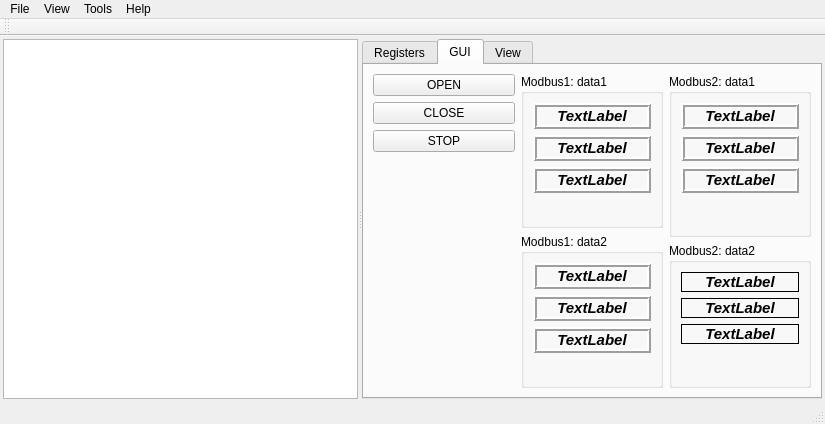
The window that MBTools/drivers/modbus/tools/ModbusDriverViewer/ui_ModbusDriverViewer.ui (kmmax/MBTools) describes before a commit, drawn with Qt 5.
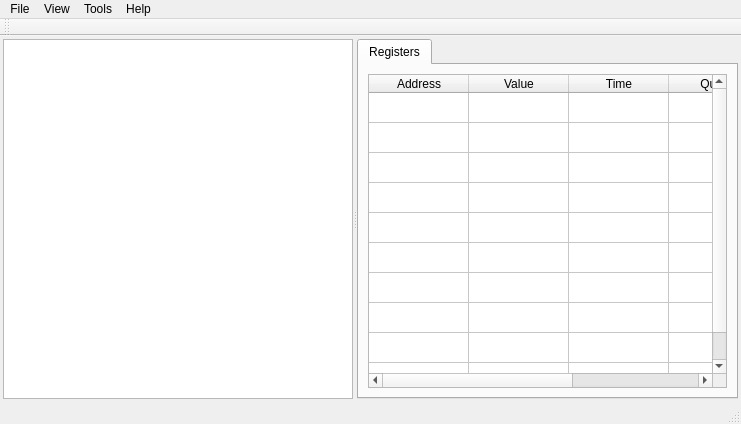
The same window after the commit. The open tabs and pages were chosen to show the change.

Commit message: The ability of writing register from ModbusDriverViewer is added

Diff of the .ui file:
```diff
--- a/MBTools/drivers/modbus/tools/ModbusDriverViewer/ui_ModbusDriverViewer.ui
+++ b/MBTools/drivers/modbus/tools/ModbusDriverViewer/ui_ModbusDriverViewer.ui
@@ -6,7 +6,7 @@
    <rect>
     <x>0</x>
     <y>0</y>
-    <width>825</width>
+    <width>741</width>
     <height>424</height>
    </rect>
   </property>
@@ -105,482 +105,6 @@
          </item>
         </layout>
        </widget>
-       <widget class="QWidget" name="tab2">
-        <attribute name="title">
-         <string>GUI</string>
-        </attribute>
-        <layout class="QHBoxLayout" name="horizontalLayout_2">
-         <item>
-          <layout class="QVBoxLayout" name="verticalLayout_2">
-           <item>
-            <widget class="QPushButton" name="btOpen">
-             <property name="text">
-              <string>OPEN</string>
-             </property>
-            </widget>
-           </item>
-           <item>
-            <widget class="QPushButton" name="btClose">
-             <property name="text">
-              <string>CLOSE</string>
-             </property>
-            </widget>
-           </item>
-           <item>
-            <widget class="QPushButton" name="btStop">
-             <property name="text">
-              <string>STOP</string>
-             </property>
-            </widget>
-           </item>
-           <item>
-            <spacer name="verticalSpacer">
-             <property name="orientation">
-              <enum>Qt::Vertical</enum>
-             </property>
-             <property name="sizeHint" stdset="0">
-              <size>
-               <width>20</width>
-               <height>40</height>
-              </size>
-             </property>
-            </spacer>
-           </item>
-          </layout>
-         </item>
-         <item>
-          <layout class="QVBoxLayout" name="verticalLayout_4">
-           <item>
-            <widget class="QGroupBox" name="groupBox_2">
-             <property name="title">
-              <string>Modbus1: data1</string>
-             </property>
-             <property name="flat">
-              <bool>true</bool>
-             </property>
-             <layout class="QVBoxLayout" name="verticalLayout_5">
-              <item>
-               <widget class="QLabel" name="lb1_1">
-                <property name="font">
-                 <font>
-                  <pointsize>11</pointsize>
-                  <weight>75</weight>
-                  <italic>true</italic>
-                  <bold>true</bold>
-                 </font>
-                </property>
-                <property name="frameShape">
-                 <enum>QFrame::Box</enum>
-                </property>
-                <property name="frameShadow">
-                 <enum>QFrame::Raised</enum>
-                </property>
-                <property name="lineWidth">
-                 <number>2</number>
-                </property>
-                <property name="text">
-                 <string>TextLabel</string>
-                </property>
-                <property name="alignment">
-                 <set>Qt::AlignCenter</set>
-                </property>
-               </widget>
-              </item>
-              <item>
-               <widget class="QLabel" name="lb1_2">
-                <property name="font">
-                 <font>
-                  <pointsize>11</pointsize>
-                  <weight>75</weight>
-                  <italic>true</italic>
-                  <bold>true</bold>
-                 </font>
-                </property>
-                <property name="frameShape">
-                 <enum>QFrame::Box</enum>
-                </property>
-                <property name="frameShadow">
-                 <enum>QFrame::Raised</enum>
-                </property>
-                <property name="lineWidth">
-                 <number>2</number>
-                </property>
-                <property name="text">
-                 <string>TextLabel</string>
-                </property>
-                <property name="alignment">
-                 <set>Qt::AlignCenter</set>
-                </property>
-               </widget>
-              </item>
-              <item>
-               <widget class="QLabel" name="lb1_3">
-                <property name="font">
-                 <font>
-                  <pointsize>11</pointsize>
-                  <weight>75</weight>
-                  <italic>true</italic>
-                  <bold>true</bold>
-                 </font>
-                </property>
-                <property name="frameShape">
-                 <enum>QFrame::Box</enum>
-                </property>
-                <property name="frameShadow">
-                 <enum>QFrame::Raised</enum>
-                </property>
-                <property name="lineWidth">
-                 <number>2</number>
-                </property>
-                <property name="text">
-                 <string>TextLabel</string>
-                </property>
-                <property name="alignment">
-                 <set>Qt::AlignCenter</set>
-                </property>
-               </widget>
-              </item>
-              <item>
-               <spacer name="verticalSpacer_2">
-                <property name="orientation">
-                 <enum>Qt::Vertical</enum>
-                </property>
-                <property name="sizeHint" stdset="0">
-                 <size>
-                  <width>20</width>
-                  <height>40</height>
-                 </size>
-                </property>
-               </spacer>
-              </item>
-             </layout>
-            </widget>
-           </item>
-           <item>
-            <widget class="QGroupBox" name="groupBox_3">
-             <property name="title">
-              <string>Modbus1: data2</string>
-             </property>
-             <property name="flat">
-              <bool>true</bool>
-             </property>
-             <layout class="QVBoxLayout" name="verticalLayout_8">
-              <item>
-               <widget class="QLabel" name="lb1_d2_1">
-                <property name="font">
-                 <font>
-                  <pointsize>11</pointsize>
-                  <weight>75</weight>
-                  <italic>true</italic>
-                  <bold>true</bold>
-                 </font>
-                </property>
-                <property name="frameShape">
-                 <enum>QFrame::Box</enum>
-                </property>
-                <property name="frameShadow">
-                 <enum>QFrame::Raised</enum>
-                </property>
-                <property name="lineWidth">
-                 <number>2</number>
-                </property>
-                <property name="text">
-                 <string>TextLabel</string>
-                </property>
-                <property name="alignment">
-                 <set>Qt::AlignCenter</set>
-                </property>
-               </widget>
-              </item>
-              <item>
-               <widget class="QLabel" name="lb1_d2_2">
-                <property name="font">
-                 <font>
-                  <pointsize>11</pointsize>
-                  <weight>75</weight>
-                  <italic>true</italic>
-                  <bold>true</bold>
-                 </font>
-                </property>
-                <property name="frameShape">
-                 <enum>QFrame::Box</enum>
-                </property>
-                <property name="frameShadow">
-                 <enum>QFrame::Raised</enum>
-                </property>
-                <property name="lineWidth">
-                 <number>2</number>
-                </property>
-                <property name="text">
-                 <string>TextLabel</string>
-                </property>
-                <property name="alignment">
-                 <set>Qt::AlignCenter</set>
-                </property>
-               </widget>
-              </item>
-              <item>
-               <widget class="QLabel" name="lb1_d2_3">
-                <property name="font">
-                 <font>
-                  <pointsize>11</pointsize>
-                  <weight>75</weight>
-                  <italic>true</italic>
-                  <bold>true</bold>
-                 </font>
-                </property>
-                <property name="frameShape">
-                 <enum>QFrame::Box</enum>
-                </property>
-                <property name="frameShadow">
-                 <enum>QFrame::Raised</enum>
-                </property>
-                <property name="lineWidth">
-                 <number>2</number>
-                </property>
-                <property name="text">
-                 <string>TextLabel</string>
-                </property>
-                <property name="alignment">
-                 <set>Qt::AlignCenter</set>
-                </property>
-               </widget>
-              </item>
-              <item>
-               <spacer name="verticalSpacer_4">
-                <property name="orientation">
-                 <enum>Qt::Vertical</enum>
-                </property>
-                <property name="sizeHint" stdset="0">
-                 <size>
-                  <width>20</width>
-                  <height>40</height>
-                 </size>
-                </property>
-               </spacer>
-              </item>
-             </layout>
-            </widget>
-           </item>
-          </layout>
-         </item>
-         <item>
-          <layout class="QVBoxLayout" name="verticalLayout_7">
-           <item>
-            <widget class="QGroupBox" name="groupBox">
-             <property name="title">
-              <string>Modbus2: data1</string>
-             </property>
-             <property name="checkable">
-              <bool>false</bool>
-             </property>
-             <layout class="QVBoxLayout" name="verticalLayout_3">
-              <item>
-               <widget class="QLabel" name="lb2_1">
-                <property name="font">
-                 <font>
-                  <pointsize>11</pointsize>
-                  <weight>75</weight>
-                  <italic>true</italic>
-                  <bold>true</bold>
-                 </font>
-                </property>
-                <property name="frameShape">
-                 <enum>QFrame::Box</enum>
-                </property>
-                <property name="frameShadow">
-                 <enum>QFrame::Raised</enum>
-                </property>
-                <property name="lineWidth">
-                 <number>2</number>
-                </property>
-                <property name="text">
-                 <string>TextLabel</string>
-                </property>
-                <property name="alignment">
-                 <set>Qt::AlignCenter</set>
-                </property>
-               </widget>
-              </item>
-              <item>
-               <widget class="QLabel" name="lb2_2">
-                <property name="font">
-                 <font>
-                  <pointsize>11</pointsize>
-                  <weight>75</weight>
-                  <italic>true</italic>
-                  <bold>true</bold>
-                 </font>
-                </property>
-                <property name="frameShape">
-                 <enum>QFrame::Box</enum>
-                </property>
-                <property name="frameShadow">
-                 <enum>QFrame::Raised</enum>
-                </property>
-                <property name="lineWidth">
-                 <number>2</number>
-                </property>
-                <property name="text">
-                 <string>TextLabel</string>
-                </property>
-                <property name="alignment">
-                 <set>Qt::AlignCenter</set>
-                </property>
-               </widget>
-              </item>
-              <item>
-               <widget class="QLabel" name="lb2_3">
-                <property name="font">
-                 <font>
-                  <pointsize>11</pointsize>
-                  <weight>75</weight>
-                  <italic>true</italic>
-                  <bold>true</bold>
-                 </font>
-                </property>
-                <property name="frameShape">
-                 <enum>QFrame::Box</enum>
-                </property>
-                <property name="frameShadow">
-                 <enum>QFrame::Raised</enum>
-                </property>
-                <property name="lineWidth">
-                 <number>2</number>
-                </property>
-                <property name="text">
-                 <string>TextLabel</string>
-                </property>
-                <property name="alignment">
-                 <set>Qt::AlignCenter</set>
-                </property>
-               </widget>
-              </item>
-              <item>
-               <spacer name="verticalSpacer_3">
-                <property name="orientation">
-                 <enum>Qt::Vertical</enum>
-                </property>
-                <property name="sizeHint" stdset="0">
-                 <size>
-                  <width>20</width>
-                  <height>40</height>
-                 </size>
-                </property>
-               </spacer>
-              </item>
-             </layout>
-            </widget>
-           </item>
-           <item>
-            <widget class="QGroupBox" name="groupBox_4">
-             <property name="title">
-              <string>Modbus2: data2</string>
-             </property>
-             <property name="checkable">
-              <bool>false</bool>
-             </property>
-             <layout class="QVBoxLayout" name="verticalLayout_6">
-              <item>
-               <widget class="QLabel" name="lb2_d2_1">
-                <property name="font">
-                 <font>
-                  <pointsize>11</pointsize>
-                  <weight>75</weight>
-                  <italic>true</italic>
-                  <bold>true</bold>
-                 </font>
-                </property>
-                <property name="frameShape">
-                 <enum>QFrame::Box</enum>
-                </property>
-                <property name="text">
-                 <string>TextLabel</string>
-                </property>
-                <property name="alignment">
-                 <set>Qt::AlignCenter</set>
-                </property>
-               </widget>
-              </item>
-              <item>
-               <widget class="QLabel" name="lb2_d2_2">
-                <property name="font">
-                 <font>
-                  <pointsize>11</pointsize>
-                  <weight>75</weight>
-                  <italic>true</italic>
-                  <bold>true</bold>
-                 </font>
-                </property>
-                <property name="frameShape">
-                 <enum>QFrame::Box</enum>
-                </property>
-                <property name="text">
-                 <string>TextLabel</string>
-                </property>
-                <property name="alignment">
-                 <set>Qt::AlignCenter</set>
-                </property>
-               </widget>
-              </item>
-              <item>
-               <widget class="QLabel" name="lb2_d2_3">
-                <property name="font">
-                 <font>
-                  <pointsize>11</pointsize>
-                  <weight>75</weight>
-                  <italic>true</italic>
-                  <bold>true</bold>
-                 </font>
-                </property>
-                <property name="frameShape">
-                 <enum>QFrame::Box</enum>
-                </property>
-                <property name="text">
-                 <string>TextLabel</string>
-                </property>
-                <property name="alignment">
-                 <set>Qt::AlignCenter</set>
-                </property>
-               </widget>
-              </item>
-              <item>
-               <spacer name="verticalSpacer_5">
-                <property name="orientation">
-                 <enum>Qt::Vertical</enum>
-                </property>
-                <property name="sizeHint" stdset="0">
-                 <size>
-                  <width>20</width>
-                  <height>40</height>
-                 </size>
-                </property>
-               </spacer>
-              </item>
-             </layout>
-            </widget>
-           </item>
-          </layout>
-         </item>
-        </layout>
-       </widget>
-       <widget class="QWidget" name="tab3">
-        <attribute name="title">
-         <string>View</string>
-        </attribute>
-        <layout class="QVBoxLayout" name="verticalLayout_10">
-         <item>
-          <widget class="QTableView" name="tableView">
-           <attribute name="horizontalHeaderStretchLastSection">
-            <bool>true</bool>
-           </attribute>
-           <attribute name="verticalHeaderVisible">
-            <bool>false</bool>
-           </attribute>
-          </widget>
-         </item>
-        </layout>
-       </widget>
       </widget>
      </widget>
     </item>
@@ -603,8 +127,8 @@
     <rect>
      <x>0</x>
      <y>0</y>
-     <width>825</width>
-     <height>23</height>
+     <width>741</width>
+     <height>22</height>
     </rect>
    </property>
    <widget class="QMenu" name="menuFile">
```
The commit also changes 2 other files.
